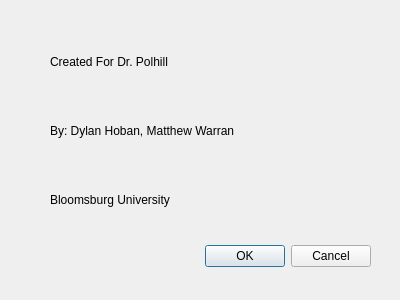
Above: about.ui from CPanda/cryptography before the change. Below: the same form after it.
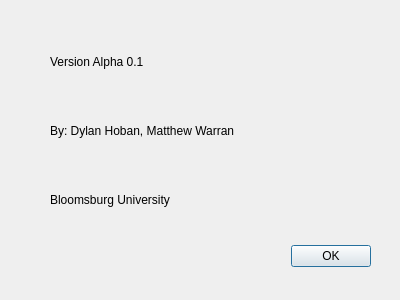
That is the form after the change.

Patch:
```diff
--- a/about.ui
+++ b/about.ui
@@ -26,7 +26,7 @@
     <enum>Qt::Horizontal</enum>
    </property>
    <property name="standardButtons">
-    <set>QDialogButtonBox::Cancel|QDialogButtonBox::Ok</set>
+    <set>QDialogButtonBox::Ok</set>
    </property>
   </widget>
   <widget class="QWidget" name="verticalLayoutWidget">
@@ -42,7 +42,7 @@
     <item>
      <widget class="QLabel" name="label">
       <property name="text">
-       <string>Created For Dr. Polhill</string>
+       <string>Version Alpha 0.1</string>
       </property>
      </widget>
     </item>
```
Left out of the diff: 8 changed lines with no effect on the pictures.
